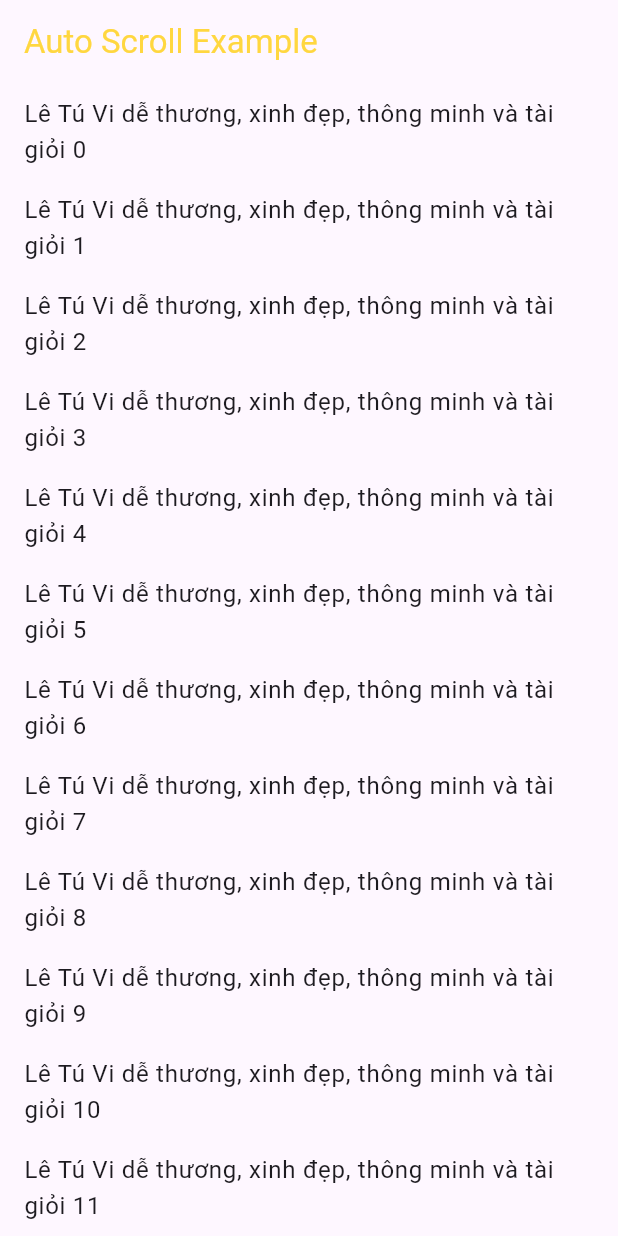
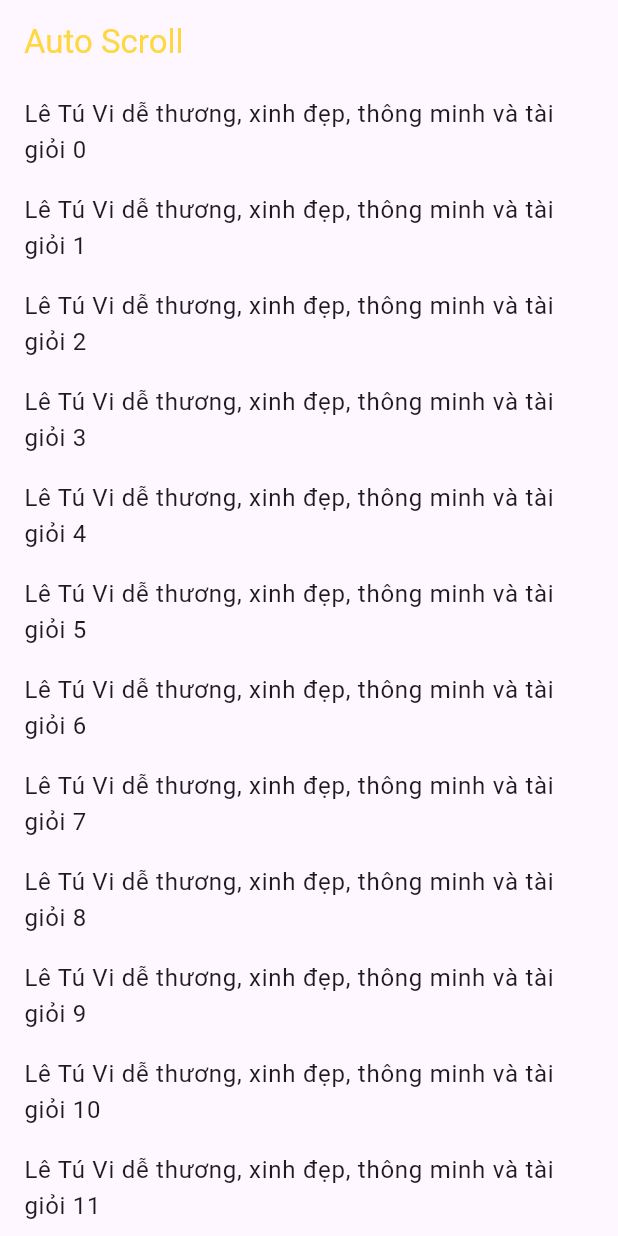
Before and after one commit to Duc238/Code_Auto_Scroll_Flutter, a Flutter app: the screen it shows after launch, on a phone screen of 412 x 824 dp. Run offline on Flutter 3.47's test engine with Material 3 defaults, Android fonts, the phone set to English and light mode, and no system bars.

Commit message:
Update main.dart

```diff
--- a/lib/main.dart
+++ b/lib/main.dart
@@ -14,7 +14,7 @@ class MyApp extends StatelessWidget {
         centerTitle: true,
         appBar: AppBar(
           title: Text(
-            'Auto Scroll Example',
+            'Auto Scroll',
             style: TextStyle(color: Colors.amberAccent),
           ),
         ),
```
